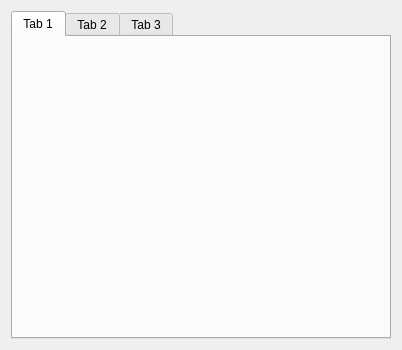
Qt form Raspberry/Aiot/mainwidget.ui (KimMS-99/Qt) before a commit.
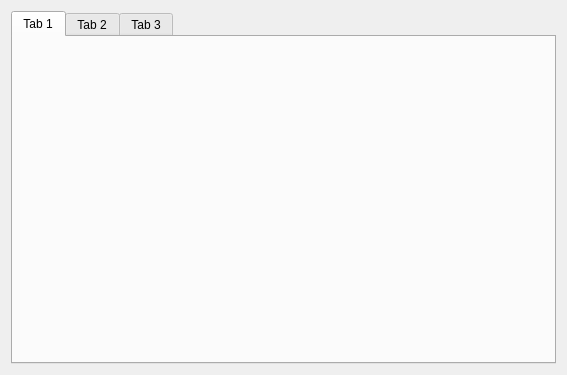
The same form after that commit.

What changed in the file:
```diff
--- a/Raspberry/Aiot/mainwidget.ui
+++ b/Raspberry/Aiot/mainwidget.ui
@@ -6,8 +6,8 @@
    <rect>
     <x>0</x>
     <y>0</y>
-    <width>402</width>
-    <height>350</height>
+    <width>567</width>
+    <height>375</height>
    </rect>
   </property>
   <property name="minimumSize">
```
